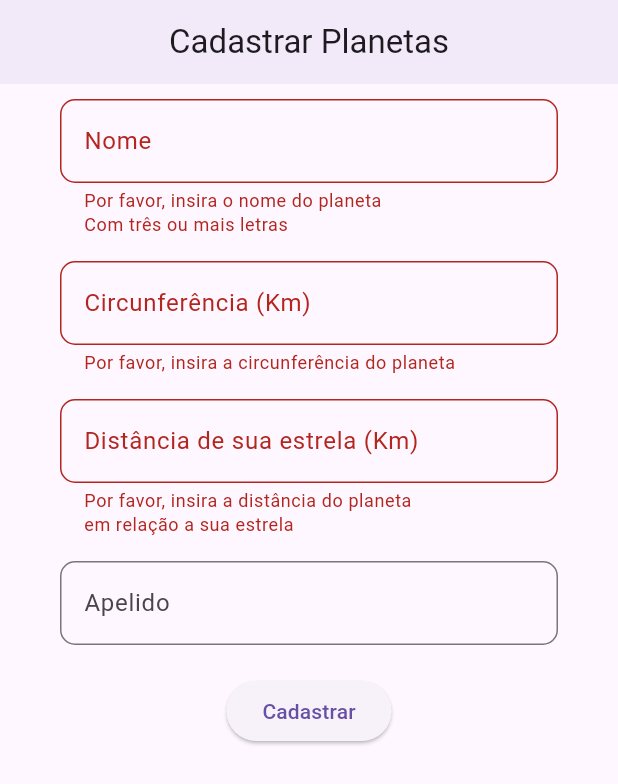
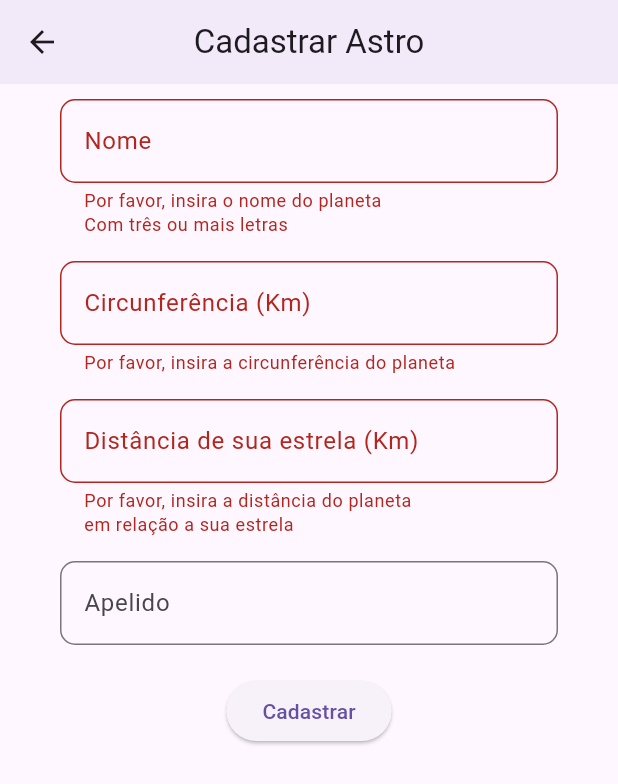
Before and after one commit to AnuTech001/Planetario, a Flutter app: the TelaAstros screen opened directly, after a tap on "Cadastrar", on a phone screen of 412 x 824 dp. Shown: the top 784 px of the screen. Run offline on Flutter 3.47's test engine with Material 3 defaults, Android fonts, the phone set to English and light mode, and no system bars; our stand-ins replace sqflite; accounts and stored records are empty.

Commit message:
Subindo novas alterações e a nova versão 2.0.0

```diff
--- a/lib/telas/tela_astros.dart
+++ b/lib/telas/tela_astros.dart
@@ -42,19 +42,24 @@
     super.dispose();
   }
 
-  // Função para submeter o formulário
+  Future<void> _inserirAstro() async {
+    _astros.nome = _nomeController.text;
+    _astros.tamanho = double.parse(_tamanhoController.text);
+    _astros.distancia = double.parse(_distanciaController.text);
+    _astros.apelido = _apelidoController.text;
+    await _controleAstros.inserirAstro(_astros);
+  }
+
   void _submitForm() {
     if (_formKey.currentState!.validate()) {
       _formKey.currentState!.save();
+      _inserirAstro();
       ScaffoldMessenger.of(context).showSnackBar(
-        SnackBar(
-          content: Text('Dados cadastrados com sucesso!\n'
-              '${_astros.nome}\n'
-              '${_astros.tamanho}\n'
-              '${_astros.distancia}\n'
-              '${_astros.apelido}'),
+        const SnackBar(
+          content: Text('Dados cadastrados com sucesso!'),
         ),
       );
+      Navigator.of(context).pop(); // Adicionado parênteses aqui
     }
   }
 
@@ -63,7 +68,7 @@
     return Scaffold(
       appBar: AppBar(
         centerTitle: true,
-        title: const Text('Cadastrar Planetas'),
+        title: const Text('Cadastrar Astro'),
         elevation: 3,
       ),
       body: Padding(
```
Also changed, not shown: lib/controles/controle_astros.dart (+12 -3 lines), lib/main.dart (+10 -4 lines), lib/modelos/astros.dart (+13 -4 lines).
